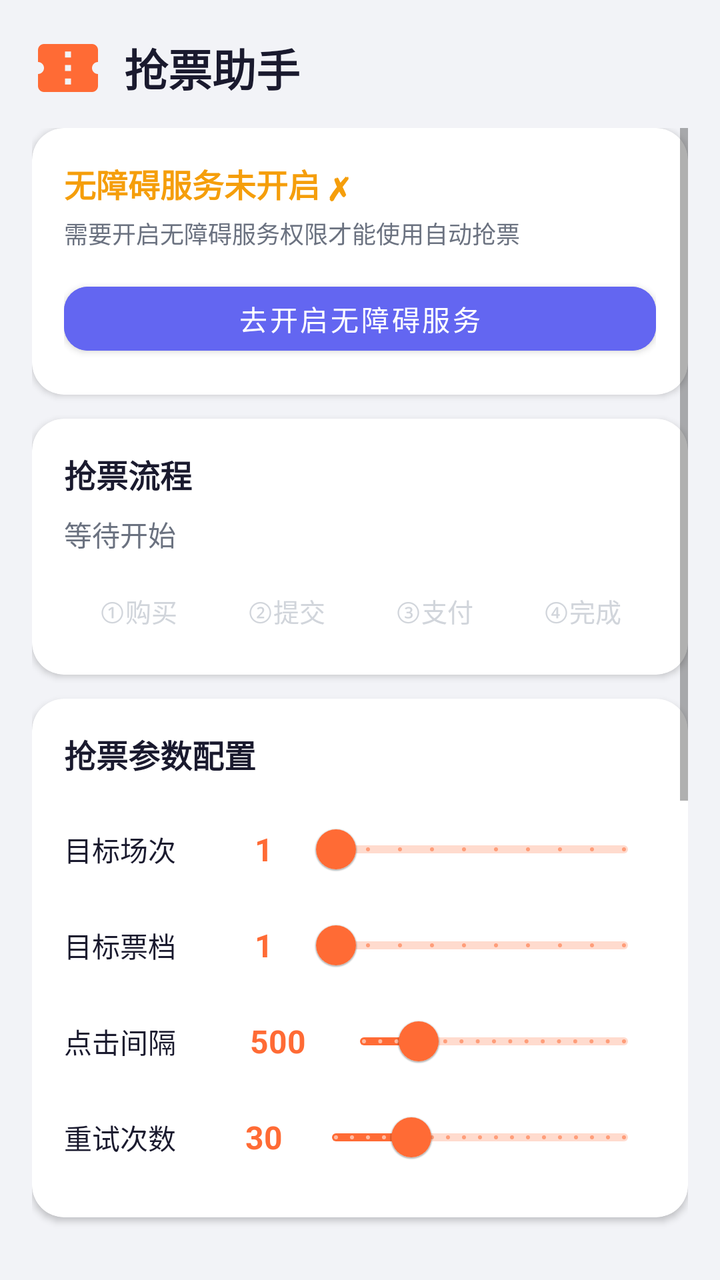
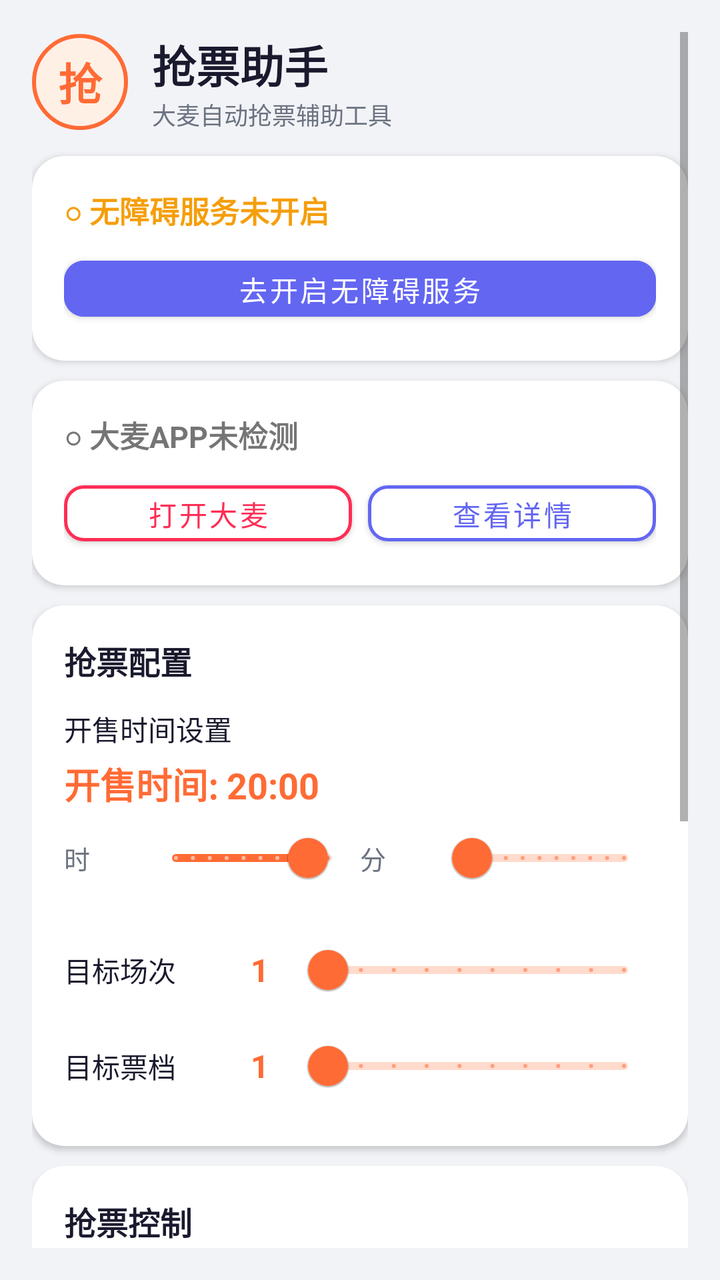

Compare the two renders of this Android layout. The source of the first and the diff that turns it into the second are given below.
<!-- AndroidManifest.xml: application theme Theme.TicketHelper -->
<!-- res/layout/activity_main.xml -->
<?xml version="1.0" encoding="utf-8"?>
<LinearLayout xmlns:android="http://schemas.android.com/apk/res/android"
    xmlns:app="http://schemas.android.com/apk/res-auto"
    android:layout_width="match_parent"
    android:layout_height="match_parent"
    android:background="#F2F3F7"
    android:orientation="vertical"
    android:padding="16dp">

    
    <LinearLayout
        android:layout_width="match_parent"
        android:layout_height="wrap_content"
        android:gravity="center_vertical"
        android:orientation="horizontal"
        android:paddingBottom="12dp">

        <ImageView
            android:layout_width="36dp"
            android:layout_height="36dp"
            android:background="@drawable/ic_ticket"
            android:contentDescription="图标" />

        <TextView
            android:layout_width="wrap_content"
            android:layout_height="wrap_content"
            android:layout_marginLeft="10dp"
            android:text="抢票助手"
            android:textColor="#1A1A2E"
            android:textSize="22sp"
            android:textStyle="bold" />
    </LinearLayout>

    <ScrollView
        android:layout_width="match_parent"
        android:layout_height="0dp"
        android:layout_weight="1">

        <LinearLayout
            android:layout_width="match_parent"
            android:layout_height="wrap_content"
            android:orientation="vertical">

            
            <androidx.cardview.widget.CardView
                android:layout_width="match_parent"
                android:layout_height="wrap_content"
                app:cardCornerRadius="16dp"
                app:cardElevation="2dp"
                app:contentPadding="16dp">

                <LinearLayout
                    android:layout_width="match_parent"
                    android:layout_height="wrap_content"
                    android:orientation="vertical">

                    <TextView
                        android:id="@+id/tv_service_status"
                        android:layout_width="wrap_content"
                        android:layout_height="wrap_content"
                        android:text="无障碍服务未开启 ✗"
                        android:textColor="#F59E0B"
                        android:textSize="16sp"
                        android:textStyle="bold" />

                    <TextView
                        android:layout_width="wrap_content"
                        android:layout_height="wrap_content"
                        android:layout_marginTop="4dp"
                        android:text="需要开启无障碍服务权限才能使用自动抢票"
                        android:textColor="#6B7280"
                        android:textSize="12sp" />

                    <com.google.android.material.button.MaterialButton
                        android:id="@+id/btn_open_settings"
                        android:layout_width="match_parent"
                        android:layout_height="44dp"
                        android:layout_marginTop="12dp"
                        android:text="去开启无障碍服务"
                        android:textColor="@android:color/white"
                        android:backgroundTint="#6366F1"
                        app:cornerRadius="12dp" />
                </LinearLayout>
            </androidx.cardview.widget.CardView>

            
            <androidx.cardview.widget.CardView
                android:layout_width="match_parent"
                android:layout_height="wrap_content"
                android:layout_marginTop="12dp"
                app:cardCornerRadius="16dp"
                app:cardElevation="2dp"
                app:contentPadding="16dp">

                <LinearLayout
                    android:layout_width="match_parent"
                    android:layout_height="wrap_content"
                    android:orientation="vertical">

                    <TextView
                        android:layout_width="wrap_content"
                        android:layout_height="wrap_content"
                        android:text="抢票流程"
                        android:textColor="#1A1A2E"
                        android:textSize="16sp"
                        android:textStyle="bold" />

                    <TextView
                        android:id="@+id/tv_step_status"
                        android:layout_width="wrap_content"
                        android:layout_height="wrap_content"
                        android:layout_marginTop="8dp"
                        android:text="等待开始"
                        android:textColor="#6B7280"
                        android:textSize="14sp" />

                    <LinearLayout
                        android:id="@+id/step_indicators"
                        android:layout_width="match_parent"
                        android:layout_height="wrap_content"
                        android:layout_marginTop="12dp"
                        android:gravity="center"
                        android:orientation="horizontal">

                        <TextView
                            android:id="@+id/step1"
                            android:layout_width="0dp"
                            android:layout_height="32dp"
                            android:layout_weight="1"
                            android:gravity="center"
                            android:text="①购买"
                            android:textColor="#D1D5DB"
                            android:textSize="13sp" />

                        <TextView
                            android:id="@+id/step2"
                            android:layout_width="0dp"
                            android:layout_height="32dp"
                            android:layout_weight="1"
                            android:gravity="center"
                            android:text="②提交"
                            android:textColor="#D1D5DB"
                            android:textSize="13sp" />

                        <TextView
                            android:id="@+id/step3"
                            android:layout_width="0dp"
                            android:layout_height="32dp"
                            android:layout_weight="1"
                            android:gravity="center"
                            android:text="③支付"
                            android:textColor="#D1D5DB"
                            android:textSize="13sp" />

                        <TextView
                            android:id="@+id/step4"
                            android:layout_width="0dp"
                            android:layout_height="32dp"
                            android:layout_weight="1"
                            android:gravity="center"
                            android:text="④完成"
                            android:textColor="#D1D5DB"
                            android:textSize="13sp" />
                    </LinearLayout>
                </LinearLayout>
            </androidx.cardview.widget.CardView>

            
            <androidx.cardview.widget.CardView
                android:layout_width="match_parent"
                android:layout_height="wrap_content"
                android:layout_marginTop="12dp"
                app:cardCornerRadius="16dp"
                app:cardElevation="2dp"
                app:contentPadding="16dp">

                <LinearLayout
                    android:layout_width="match_parent"
                    android:layout_height="wrap_content"
                    android:orientation="vertical">

                    <TextView
                        android:layout_width="wrap_content"
                        android:layout_height="wrap_content"
                        android:text="抢票参数配置"
                        android:textColor="#1A1A2E"
                        android:textSize="16sp"
                        android:textStyle="bold" />

                    
                    <LinearLayout
                        android:layout_width="match_parent"
                        android:layout_height="wrap_content"
                        android:layout_marginTop="12dp"
                        android:gravity="center_vertical"
                        android:orientation="horizontal">

                        <TextView
                            android:layout_width="80dp"
                            android:layout_height="wrap_content"
                            android:text="目标场次"
                            android:textColor="#1A1A2E"
                            android:textSize="14sp" />

                        <TextView
                            android:id="@+id/tv_session_val"
                            android:layout_width="40dp"
                            android:layout_height="wrap_content"
                            android:gravity="center"
                            android:text="1"
                            android:textColor="#FF6B35"
                            android:textSize="16sp"
                            android:textStyle="bold" />

                        <com.google.android.material.slider.Slider
                            android:id="@+id/slider_session"
                            android:layout_width="0dp"
                            android:layout_height="wrap_content"
                            android:layout_weight="1"
                            android:value="0"
                            android:valueFrom="0"
                            android:valueTo="9"
                            android:stepSize="1" />
                    </LinearLayout>

                    
                    <LinearLayout
                        android:layout_width="match_parent"
                        android:layout_height="wrap_content"
                        android:gravity="center_vertical"
                        android:orientation="horizontal">

                        <TextView
                            android:layout_width="80dp"
                            android:layout_height="wrap_content"
                            android:text="目标票档"
                            android:textColor="#1A1A2E"
                            android:textSize="14sp" />

                        <TextView
                            android:id="@+id/tv_ticket_val"
                            android:layout_width="40dp"
                            android:layout_height="wrap_content"
                            android:gravity="center"
                            android:text="1"
                            android:textColor="#FF6B35"
                            android:textSize="16sp"
                            android:textStyle="bold" />

                        <com.google.android.material.slider.Slider
                            android:id="@+id/slider_ticket"
                            android:layout_width="0dp"
                            android:layout_height="wrap_content"
                            android:layout_weight="1"
                            android:value="0"
                            android:valueFrom="0"
                            android:valueTo="9"
                            android:stepSize="1" />
                    </LinearLayout>

                    
                    <LinearLayout
                        android:layout_width="match_parent"
                        android:layout_height="wrap_content"
                        android:gravity="center_vertical"
                        android:orientation="horizontal">

                        <TextView
                            android:layout_width="80dp"
                            android:layout_height="wrap_content"
                            android:text="点击间隔"
                            android:textColor="#1A1A2E"
                            android:textSize="14sp" />

                        <TextView
                            android:id="@+id/tv_interval_val"
                            android:layout_width="54dp"
                            android:layout_height="wrap_content"
                            android:gravity="center"
                            android:text="500"
                            android:textColor="#FF6B35"
                            android:textSize="16sp"
                            android:textStyle="bold" />

                        <com.google.android.material.slider.Slider
                            android:id="@+id/slider_interval"
                            android:layout_width="0dp"
                            android:layout_height="wrap_content"
                            android:layout_weight="1"
                            android:value="500"
                            android:valueFrom="100"
                            android:valueTo="2000"
                            android:stepSize="100" />
                    </LinearLayout>

                    
                    <LinearLayout
                        android:layout_width="match_parent"
                        android:layout_height="wrap_content"
                        android:gravity="center_vertical"
                        android:orientation="horizontal">

                        <TextView
                            android:layout_width="80dp"
                            android:layout_height="wrap_content"
                            android:text="重试次数"
                            android:textColor="#1A1A2E"
                            android:textSize="14sp" />

                        <TextView
                            android:id="@+id/tv_retry_val"
                            android:layout_width="40dp"
                            android:layout_height="wrap_content"
                            android:gravity="center"
                            android:text="30"
                            android:textColor="#FF6B35"
                            android:textSize="16sp"
                            android:textStyle="bold" />

                        <com.google.android.material.slider.Slider
                            android:id="@+id/slider_retry"
                            android:layout_width="0dp"
                            android:layout_height="wrap_content"
                            android:layout_weight="1"
                            android:value="30"
                            android:valueFrom="5"
                            android:valueTo="100"
                            android:stepSize="5" />
                    </LinearLayout>

                </LinearLayout>
            </androidx.cardview.widget.CardView>

            
            <LinearLayout
                android:layout_width="match_parent"
                android:layout_height="wrap_content"
                android:layout_marginTop="12dp"
                android:orientation="horizontal">

                <com.google.android.material.button.MaterialButton
                    android:id="@+id/btn_open_damai"
                    android:layout_width="0dp"
                    android:layout_height="48dp"
                    android:layout_marginRight="6dp"
                    android:layout_weight="1"
                    android:text="打开大麦"
                    android:textColor="#FF2D55"
                    android:backgroundTint="@android:color/white"
                    app:cornerRadius="12dp"
                    app:strokeColor="#FF2D55"
                    app:strokeWidth="1.5dp" />

                <com.google.android.material.button.MaterialButton
                    android:id="@+id/btn_start_stop"
                    android:layout_width="0dp"
                    android:layout_height="48dp"
                    android:layout_marginLeft="6dp"
                    android:layout_weight="1"
                    android:enabled="false"
                    android:text="开始抢票"
                    android:textColor="@android:color/white"
                    android:backgroundTint="#D1D5DB"
                    app:cornerRadius="12dp" />
            </LinearLayout>

            
            <com.google.android.material.button.MaterialButton
                android:id="@+id/btn_float_toggle"
                android:layout_width="match_parent"
                android:layout_height="44dp"
                android:layout_marginTop="8dp"
                android:text="开启悬浮按钮"
                android:textColor="@android:color/white"
                android:backgroundTint="#6366F1"
                app:cornerRadius="12dp" />

            
            <androidx.cardview.widget.CardView
                android:layout_width="match_parent"
                android:layout_height="wrap_content"
                android:layout_marginTop="12dp"
                app:cardCornerRadius="16dp"
                app:cardElevation="2dp"
                app:contentPadding="16dp">

                <LinearLayout
                    android:layout_width="match_parent"
                    android:layout_height="wrap_content"
                    android:orientation="vertical">

                    <TextView
                        android:layout_width="wrap_content"
                        android:layout_height="wrap_content"
                        android:text="运行日志"
                        android:textColor="#1A1A2E"
                        android:textSize="16sp"
                        android:textStyle="bold" />

                    <TextView
                        android:id="@+id/tv_log"
                        android:layout_width="match_parent"
                        android:layout_height="200dp"
                        android:layout_marginTop="8dp"
                        android:background="#F9FAFB"
                        android:gravity="top"
                        android:lineSpacingExtra="4dp"
                        android:padding="12dp"
                        android:text="暂无日志"
                        android:textColor="#6B7280"
                        android:textSize="12sp" />
                </LinearLayout>
            </androidx.cardview.widget.CardView>

        </LinearLayout>
    </ScrollView>

</LinearLayout>
<!-- resources referenced by this layout -->
<resources>
  <!-- drawable ic_ticket (drawable) -->
  <?xml version="1.0" encoding="utf-8"?>
  <vector xmlns:android="http://schemas.android.com/apk/res/android"
      android:width="36dp"
      android:height="36dp"
      android:viewportWidth="24"
      android:viewportHeight="24">
      <path
          android:fillColor="#FF6B35"
          android:pathData="M22,10V6c0,-1.1 -0.9,-2 -2,-2H4C2.9,4 2,4.9 2,6v4c1.1,0 2,0.9 2,2s-0.9,2 -2,2v4c0,1.1 0.9,2 2,2h16c1.1,0 2,-0.9 2,-2v-4c-1.1,0 -2,-0.9 -2,-2s0.9,-2 2,-2zM13,17.5h-2v-2h2v2zM13,13h-2v-2h2v2zM13,8.5h-2v-2h2v2z" />
  </vector>
  <style name="Theme.TicketHelper" parent="Theme.MaterialComponents.DayNight.NoActionBar">
          <item name="colorPrimary">@color/primary</item>
          <item name="colorPrimaryVariant">@color/primary_dark</item>
          <item name="colorOnPrimary">#FFFFFF</item>
          <item name="colorSecondary">@color/secondary</item>
          <item name="android:statusBarColor">#FFFFFF</item>
          <item name="android:windowLightStatusBar">true</item>
      </style>
  <color name="primary">#FF6B35</color>
  <color name="primary_dark">#E55A25</color>
  <color name="secondary">#6366F1</color>
</resources>

<!-- the commit's change to res/layout/activity_main.xml (unified diff, before → after) -->
@@ -1,418 +1,413 @@
 <?xml version="1.0" encoding="utf-8"?>
-<LinearLayout xmlns:android="http://schemas.android.com/apk/res/android"
+<ScrollView xmlns:android="http://schemas.android.com/apk/res/android"
     xmlns:app="http://schemas.android.com/apk/res-auto"
     android:layout_width="match_parent"
     android:layout_height="match_parent"
     android:background="#F2F3F7"
-    android:orientation="vertical"
     android:padding="16dp">
 
-    
     <LinearLayout
         android:layout_width="match_parent"
         android:layout_height="wrap_content"
-        android:gravity="center_vertical"
-        android:orientation="horizontal"
-        android:paddingBottom="12dp">
-
-        <ImageView
-            android:layout_width="36dp"
-            android:layout_height="36dp"
-            android:background="@drawable/ic_ticket"
-            android:contentDescription="图标" />
-
-        <TextView
-            android:layout_width="wrap_content"
-            android:layout_height="wrap_content"
-            android:layout_marginLeft="10dp"
-            android:text="抢票助手"
-            android:textColor="#1A1A2E"
-            android:textSize="22sp"
-            android:textStyle="bold" />
-    </LinearLayout>
-
-    <ScrollView
-        android:layout_width="match_parent"
-        android:layout_height="0dp"
-        android:layout_weight="1">
-
+        android:orientation="vertical">
+
+        
         <LinearLayout
             android:layout_width="match_parent"
             android:layout_height="wrap_content"
-            android:orientation="vertical">
-
-            
-            <androidx.cardview.widget.CardView
+            android:gravity="center_vertical"
+            android:orientation="horizontal"
+            android:paddingBottom="12dp">
+
+            <TextView
+                android:layout_width="48dp"
+                android:layout_height="48dp"
+                android:background="@drawable/float_bg"
+                android:gravity="center"
+                android:text="抢"
+                android:textColor="#FF6B35"
+                android:textSize="22sp"
+                android:textStyle="bold" />
+
+            <LinearLayout
+                android:layout_width="wrap_content"
+                android:layout_height="wrap_content"
+                android:layout_marginLeft="12dp"
+                android:orientation="vertical">
+
+                <TextView
+                    android:layout_width="wrap_content"
+                    android:layout_height="wrap_content"
+                    android:text="抢票助手"
+                    android:textColor="#1A1A2E"
+                    android:textSize="22sp"
+                    android:textStyle="bold" />
+
+                <TextView
+                    android:layout_width="wrap_content"
+                    android:layout_height="wrap_content"
+                    android:text="大麦自动抢票辅助工具"
+                    android:textColor="#6B7280"
+                    android:textSize="12sp" />
+            </LinearLayout>
+        </LinearLayout>
+
+        
+        <androidx.cardview.widget.CardView
+            android:layout_width="match_parent"
+            android:layout_height="wrap_content"
+            app:cardCornerRadius="16dp"
+            app:cardElevation="2dp"
+            app:contentPadding="16dp">
+
+            <LinearLayout
                 android:layout_width="match_parent"
                 android:layout_height="wrap_content"
-                app:cardCornerRadius="16dp"
-                app:cardElevation="2dp"
-                app:contentPadding="16dp">
+                android:orientation="vertical">
+
+                <TextView
+                    android:id="@+id/tv_service_status"
+                    android:layout_width="wrap_content"
+                    android:layout_height="wrap_content"
+                    android:text="○ 无障碍服务未开启"
+                    android:textColor="#F59E0B"
+                    android:textSize="15sp"
+                    android:textStyle="bold" />
+
+                <com.google.android.material.button.MaterialButton
+                    android:id="@+id/btn_open_settings"
+                    android:layout_width="match_parent"
+                    android:layout_height="40dp"
+                    android:layout_marginTop="8dp"
+                    android:text="去开启无障碍服务"
+                    android:textColor="@android:color/white"
+                    android:backgroundTint="#6366F1"
+                    app:cornerRadius="10dp" />
+            </LinearLayout>
+        </androidx.cardview.widget.CardView>
+
+        
+        <androidx.cardview.widget.CardView
+            android:layout_width="match_parent"
+            android:layout_height="wrap_content"
+            android:layout_marginTop="10dp"
+            app:cardCornerRadius="16dp"
+            app:cardElevation="2dp"
+            app:contentPadding="16dp">
+
+            <LinearLayout
+                android:layout_width="match_parent"
+                android:layout_height="wrap_content"
+                android:orientation="vertical">
+
+                <TextView
+                    android:id="@+id/tv_damai_status"
+                    android:layout_width="wrap_content"
+                    android:layout_height="wrap_content"
+                    android:text="○ 大麦APP未检测"
+                    android:textSize="15sp"
+                    android:textStyle="bold" />
 
                 <LinearLayout
                     android:layout_width="match_parent"
                     android:layout_height="wrap_content"
-                    android:orientation="vertical">
-
-                    <TextView
-                        android:id="@+id/tv_service_status"
-                        android:layout_width="wrap_content"
-                        android:layout_height="wrap_content"
-                        android:text="无障碍服务未开启 ✗"
-                        android:textColor="#F59E0B"
+                    android:layout_marginTop="8dp"
+                    android:orientation="horizontal">
+
+                    <com.google.android.material.button.MaterialButton
+                        android:id="@+id/btn_open_damai"
+                        android:layout_width="0dp"
+                        android:layout_height="40dp"
+                        android:layout_weight="1"
+                        android:layout_marginRight="4dp"
+                        android:text="打开大麦"
+                        android:textColor="#FF2D55"
+                        android:backgroundTint="@android:color/white"
+                        app:cornerRadius="10dp"
+                        app:strokeColor="#FF2D55"
+                        app:strokeWidth="1.5dp" />
+
+                    <com.google.android.material.button.MaterialButton
+                        android:id="@+id/btn_open_damai_info"
+                        android:layout_width="0dp"
+                        android:layout_height="40dp"
+                        android:layout_weight="1"
+                        android:layout_marginLeft="4dp"
+                        android:text="查看详情"
+                        android:textColor="#6366F1"
+                        android:backgroundTint="@android:color/white"
+                        app:cornerRadius="10dp"
+                        app:strokeColor="#6366F1"
+                        app:strokeWidth="1.5dp" />
+                </LinearLayout>
+            </LinearLayout>
+        </androidx.cardview.widget.CardView>
+
+        
+        <androidx.cardview.widget.CardView
+            android:layout_width="match_parent"
+            android:layout_height="wrap_content"
+            android:layout_marginTop="10dp"
+            app:cardCornerRadius="16dp"
+            app:cardElevation="2dp"
+            app:contentPadding="16dp">
+
+            <LinearLayout
+                android:layout_width="match_parent"
+                android:layout_height="wrap_content"
+                android:orientation="vertical">
+
+                <TextView
+                    android:layout_width="wrap_content"
+                    android:layout_height="wrap_content"
+                    android:text="抢票配置"
+                    android:textColor="#1A1A2E"
+                    android:textSize="16sp"
+                    android:textStyle="bold" />
+
+                
+                <TextView
+                    android:layout_width="wrap_content"
+                    android:layout_height="wrap_content"
+                    android:layout_marginTop="12dp"
+                    android:text="开售时间设置"
+                    android:textColor="#1A1A2E"
+                    android:textSize="14sp" />
+
+                <TextView
+                    android:id="@+id/tv_time_display"
+                    android:layout_width="wrap_content"
+                    android:layout_height="wrap_content"
+                    android:layout_marginTop="4dp"
+                    android:text="开售时间: 20:00"
+                    android:textColor="#FF6B35"
+                    android:textSize="18sp"
+                    android:textStyle="bold" />
+
+                <LinearLayout
+                    android:layout_width="match_parent"
+                    android:layout_height="wrap_content"
+                    android:gravity="center_vertical"
+                    android:orientation="horizontal">
+
+                    <TextView
+                        android:layout_width="40dp"
+                        android:layout_height="wrap_content"
+                        android:text="时"
+                        android:textColor="#6B7280"
+                        android:textSize="13sp" />
+
+                    <com.google.android.material.slider.Slider
+                        android:id="@+id/slider_hour"
+                        android:layout_width="0dp"
+                        android:layout_height="wrap_content"
+                        android:layout_weight="1"
+                        android:value="20"
+                        android:valueFrom="0"
+                        android:valueTo="23"
+                        android:stepSize="1" />
+
+                    <TextView
+                        android:layout_width="40dp"
+                        android:layout_height="wrap_content"
+                        android:text="分"
+                        android:textColor="#6B7280"
+                        android:textSize="13sp" />
+
+                    <com.google.android.material.slider.Slider
+                        android:id="@+id/slider_minute"
+                        android:layout_width="0dp"
+                        android:layout_height="wrap_content"
+                        android:layout_weight="1"
+                        android:value="0"
+                        android:valueFrom="0"
+                        android:valueTo="59"
+                        android:stepSize="1" />
+                </LinearLayout>
+
+                
+                <LinearLayout
+                    android:layout_width="match_parent"
+                    android:layout_height="wrap_content"
+                    android:layout_marginTop="8dp"
+                    android:gravity="center_vertical"
+                    android:orientation="horizontal">
+
+                    <TextView
+                        android:layout_width="80dp"
+                        android:layout_height="wrap_content"
+                        android:text="目标场次"
+                        android:textColor="#1A1A2E"
+                        android:textSize="14sp" />
+
+                    <TextView
+                        android:id="@+id/tv_session_val"
+                        android:layout_width="36dp"
+                        android:layout_height="wrap_content"
+                        android:gravity="center"
+                        android:text="1"
+                        android:textColor="#FF6B35"
                         android:textSize="16sp"
                         android:textStyle="bold" />
 
-                    <TextView
-                        android:layout_width="wrap_content"
-                        android:layout_height="wrap_content"
-                        android:layout_marginTop="4dp"
-                        android:text="需要开启无障碍服务权限才能使用自动抢票"
-                        android:textColor="#6B7280"
-                        android:textSize="12sp" />
+                    <com.google.android.material.slider.Slider
+                        android:id="@+id/slider_session"
+                        android:layout_width="0dp"
+                        android:layout_height="wrap_content"
+                        android:layout_weight="1"
+                        android:value="0"
+                        android:valueFrom="0"
+                        android:valueTo="9"
+                        android:stepSize="1" />
+                </LinearLayout>
+
+                
+                <LinearLayout
+                    android:layout_width="match_parent"
+                    android:layout_height="wrap_content"
+                    android:gravity="center_vertical"
+                    android:orientation="horizontal">
+
+                    <TextView
+                        android:layout_width="80dp"
+                        android:layout_height="wrap_content"
+                        android:text="目标票档"
+                        android:textColor="#1A1A2E"
+                        android:textSize="14sp" />
+
+                    <TextView
+                        android:id="@+id/tv_ticket_val"
+                        android:layout_width="36dp"
+                        android:layout_height="wrap_content"
+                        android:gravity="center"
+                        android:text="1"
+                        android:textColor="#FF6B35"
+                        android:textSize="16sp"
+                        android:textStyle="bold" />
+
+                    <com.google.android.material.slider.Slider
+                        android:id="@+id/slider_ticket"
+                        android:layout_width="0dp"
+                        android:layout_height="wrap_content"
+                        android:layout_weight="1"
+                        android:value="0"
+                        android:valueFrom="0"
+                        android:valueTo="9"
+                        android:stepSize="1" />
+                </LinearLayout>
+
+            </LinearLayout>
+        </androidx.cardview.widget.CardView>
+
+        
+        <androidx.cardview.widget.CardView
+            android:layout_width="match_parent"
+            android:layout_height="wrap_content"
+            android:layout_marginTop="10dp"
+            app:cardCornerRadius="16dp"
+            app:cardElevation="2dp"
+            app:contentPadding="16dp">
+
+            <LinearLayout
+                android:layout_width="match_parent"
+                android:layout_height="wrap_content"
+                android:orientation="vertical">
+
+                <TextView
+                    android:layout_width="wrap_content"
+                    android:layout_height="wrap_content"
+                    android:text="抢票控制"
+                    android:textColor="#1A1A2E"
+                    android:textSize="16sp"
+                    android:textStyle="bold" />
+
+                <TextView
+                    android:id="@+id/tv_countdown"
+                    android:layout_width="wrap_content"
+                    android:layout_height="wrap_content"
+                    android:layout_marginTop="4dp"
+                    android:text=""
+                    android:textColor="#FF6B35"
+                    android:textSize="16sp"
+                    android:textStyle="bold" />
+
+                <TextView
+                    android:id="@+id/tv_step_status"
+                    android:layout_width="wrap_content"
+                    android:layout_height="wrap_content"
+                    android:layout_marginTop="2dp"
+                    android:text="待命"
+                    android:textColor="#6B7280"
+                    android:textSize="13sp" />
+
+                <LinearLayout
+                    android:layout_width="match_parent"
+                    android:layout_height="wrap_content"
+                    android:layout_marginTop="12dp"
+                    android:orientation="horizontal">
 
                     <com.google.android.material.button.MaterialButton
-                        android:id="@+id/btn_open_settings"
-                        android:layout_width="match_parent"
-                        android:layout_height="44dp"
-                        android:layout_marginTop="12dp"
-                        android:text="去开启无障碍服务"
+                        android:id="@+id/btn_start_scheduled"
+                        android:layout_width="0dp"
+                        android:layout_height="48dp"
+                        android:layout_weight="1"
+                        android:layout_marginRight="4dp"
+                        android:text="定时抢票"
                         android:textColor="@android:color/white"
                         android:backgroundTint="#6366F1"
                         app:cornerRadius="12dp" />
+
+                    <com.google.android.material.button.MaterialButton
+                        android:id="@+id/btn_start_now"
+                        android:layout_width="0dp"
+                        android:layout_height="48dp"
+                        android:layout_weight="1"
+                        android:layout_marginLeft="4dp"
+                        android:text="立即抢票"
+                        android:textColor="@android:color/white"
+                        android:backgroundTint="#FF2D55"
+                        app:cornerRadius="12dp" />
                 </LinearLayout>
-            </androidx.cardview.widget.CardView>
-
-            
-            <androidx.cardview.widget.CardView
+            </LinearLayout>
+        </androidx.cardview.widget.CardView>
+
+        
+        <androidx.cardview.widget.CardView
+            android:layout_width="match_parent"
+            android:layout_height="wrap_content"
+            android:layout_marginTop="10dp"
+            android:layout_marginBottom="20dp"
+            app:cardCornerRadius="16dp"
+            app:cardElevation="2dp"
+            app:contentPadding="12dp">
+
+            <LinearLayout
                 android:layout_width="match_parent"
                 android:layout_height="wrap_content"
-                android:layout_marginTop="12dp"
-                app:cardCornerRadius="16dp"
-                app:cardElevation="2dp"
-                app:contentPadding="16dp">
-
-                <LinearLayout
-                    android:layout_width="match_parent"
-                    android:layout_height="wrap_content"
-                    android:orientation="vertical">
-
-                    <TextView
-                        android:layout_width="wrap_content"
-                        android:layout_height="wrap_content"
-                        android:text="抢票流程"
-                        android:textColor="#1A1A2E"
-                        android:textSize="16sp"
-                        android:textStyle="bold" />
-
-                    <TextView
-                        android:id="@+id/tv_step_status"
-                        android:layout_width="wrap_content"
-                        android:layout_height="wrap_content"
-                        android:layout_marginTop="8dp"
-                        android:text="等待开始"
-                        android:textColor="#6B7280"
-                        android:textSize="14sp" />
-
-                    <LinearLayout
-                        android:id="@+id/step_indicators"
-                        android:layout_width="match_parent"
-                        android:layout_height="wrap_content"
-                        android:layout_marginTop="12dp"
-                        android:gravity="center"
-                        android:orientation="horizontal">
-
-                        <TextView
-                            android:id="@+id/step1"
-                            android:layout_width="0dp"
-                            android:layout_height="32dp"
-                            android:layout_weight="1"
-                            android:gravity="center"
-                            android:text="①购买"
-                            android:textColor="#D1D5DB"
-                            android:textSize="13sp" />
-
-                        <TextView
-                            android:id="@+id/step2"
-                            android:layout_width="0dp"
-                            android:layout_height="32dp"
-                            android:layout_weight="1"
-                            android:gravity="center"
-                            android:text="②提交"
-                            android:textColor="#D1D5DB"
-                            android:textSize="13sp" />
-
-                        <TextView
-                            android:id="@+id/step3"
-                            android:layout_width="0dp"
-                            android:layout_height="32dp"
-                            android:layout_weight="1"
-                            android:gravity="center"
-                            android:text="③支付"
-                            android:textColor="#D1D5DB"
-                            android:textSize="13sp" />
-
-                        <TextView
-                            android:id="@+id/step4"
-                            android:layout_width="0dp"
-                            android:layout_height="32dp"
-                            android:layout_weight="1"
-                            android:gravity="center"
-                            android:text="④完成"
-                            android:textColor="#D1D5DB"
-                            android:textSize="13sp" />
-                    </LinearLayout>
-                </LinearLayout>
-            </androidx.cardview.widget.CardView>
-
-            
-            <androidx.cardview.widget.CardView
-                android:layout_width="match_parent"
-                android:layout_height="wrap_content"
-                android:layout_marginTop="12dp"
-                app:cardCornerRadius="16dp"
-                app:cardElevation="2dp"
-                app:contentPadding="16dp">
-
-                <LinearLayout
-                    android:layout_width="match_parent"
-                    android:layout_height="wrap_content"
-                    android:orientation="vertical">
-
-                    <TextView
-                        android:layout_width="wrap_content"
-                        android:layout_height="wrap_content"
-                        android:text="抢票参数配置"
-                        android:textColor="#1A1A2E"
-                        android:textSize="16sp"
-                        android:textStyle="bold" />
-
-                    
-                    <LinearLayout
-                        android:layout_width="match_parent"
-                        android:layout_height="wrap_content"
-                        android:layout_marginTop="12dp"
-                        android:gravity="center_vertical"
-                        android:orientation="horizontal">
-
-                        <TextView
-                            android:layout_width="80dp"
-                            android:layout_height="wrap_content"
-                            android:text="目标场次"
-                            android:textColor="#1A1A2E"
-                            android:textSize="14sp" />
-
-                        <TextView
-                            android:id="@+id/tv_session_val"
-                            android:layout_width="40dp"
-                            android:layout_height="wrap_content"
-                            android:gravity="center"
-                            android:text="1"
-                            android:textColor="#FF6B35"
-                            android:textSize="16sp"
-                            android:textStyle="bold" />
-
-                        <com.google.android.material.slider.Slider
-                            android:id="@+id/slider_session"
-                            android:layout_width="0dp"
-                            android:layout_height="wrap_content"
-                            android:layout_weight="1"
-                            android:value="0"
-                            android:valueFrom="0"
-                            android:valueTo="9"
-                            android:stepSize="1" />
-                    </LinearLayout>
-
-                    
-                    <LinearLayout
-                        android:layout_width="match_parent"
-                        android:layout_height="wrap_content"
-                        android:gravity="center_vertical"
-                        android:orientation="horizontal">
-
-                        <TextView
-                            android:layout_width="80dp"
-                            android:layout_height="wrap_content"
-                            android:text="目标票档"
-                            android:textColor="#1A1A2E"
-                            android:textSize="14sp" />
-
-                        <TextView
-                            android:id="@+id/tv_ticket_val"
-                            android:layout_width="40dp"
-                            android:layout_height="wrap_content"
-                            android:gravity="center"
-                            android:text="1"
-                            android:textColor="#FF6B35"
-                            android:textSize="16sp"
-                            android:textStyle="bold" />
-
-                        <com.google.android.material.slider.Slider
-                            android:id="@+id/slider_ticket"
-                            android:layout_width="0dp"
-                            android:layout_height="wrap_content"
-                            android:layout_weight="1"
-                            android:value="0"
-                            android:valueFrom="0"
-                            android:valueTo="9"
-                            android:stepSize="1" />
-                    </LinearLayout>
-
-                    
-                    <LinearLayout
-                        android:layout_width="match_parent"
-                        android:layout_height="wrap_content"
-                        android:gravity="center_vertical"
-                        android:orientation="horizontal">
-
-                        <TextView
-                            android:layout_width="80dp"
-                            android:layout_height="wrap_content"
-                            android:text="点击间隔"
-                            android:textColor="#1A1A2E"
-                            android:textSize="14sp" />
-
-                        <TextView
-                            android:id="@+id/tv_interval_val"
-                            android:layout_width="54dp"
-                            android:layout_height="wrap_content"
-                            android:gravity="center"
-                            android:text="500"
-                            android:textColor="#FF6B35"
-                            android:textSize="16sp"
-                            android:textStyle="bold" />
-
-                        <com.google.android.material.slider.Slider
-                            android:id="@+id/slider_interval"
-                            android:layout_width="0dp"
-                            android:layout_height="wrap_content"
-                            android:layout_weight="1"
-                            android:value="500"
-                            android:valueFrom="100"
-                            android:valueTo="2000"
-                            android:stepSize="100" />
-                    </LinearLayout>
-
-                    
-                    <LinearLayout
-                        android:layout_width="match_parent"
-                        android:layout_height="wrap_content"
-                        android:gravity="center_vertical"
-                        android:orientation="horizontal">
-
-                        <TextView
-                            android:layout_width="80dp"
-                            android:layout_height="wrap_content"
-                            android:text="重试次数"
-                            android:textColor="#1A1A2E"
-                            android:textSize="14sp" />
-
-                        <TextView
-                            android:id="@+id/tv_retry_val"
-                            android:layout_width="40dp"
-                            android:layout_height="wrap_content"
-                            android:gravity="center"
-                            android:text="30"
-                            android:textColor="#FF6B35"
-                            android:textSize="16sp"
-                            android:textStyle="bold" />
-
-                        <com.google.android.material.slider.Slider
-                            android:id="@+id/slider_retry"
-                            android:layout_width="0dp"
-                            android:layout_height="wrap_content"
-                            android:layout_weight="1"
-                            android:value="30"
-                            android:valueFrom="5"
-                            android:valueTo="100"
-                            android:stepSize="5" />
-                    </LinearLayout>
-
-                </LinearLayout>
-            </androidx.cardview.widget.CardView>
-
-            
-            <LinearLayout
-                android:layout_width="match_parent"
-                android:layout_height="wrap_content"
-                android:layout_marginTop="12dp"
-                android:orientation="horizontal">
-
-                <com.google.android.material.button.MaterialButton
-                    android:id="@+id/btn_open_damai"
-                    android:layout_width="0dp"
-                    android:layout_height="48dp"
-                    android:layout_marginRight="6dp"
-                    android:layout_weight="1"
-                    android:text="打开大麦"
-                    android:textColor="#FF2D55"
-                    android:backgroundTint="@android:color/white"
-                    app:cornerRadius="12dp"
-                    app:strokeColor="#FF2D55"
-                    app:strokeWidth="1.5dp" />
-
-                <com.google.android.material.button.MaterialButton
-                    android:id="@+id/btn_start_stop"
-                    android:layout_width="0dp"
-                    android:layout_height="48dp"
-                    android:layout_marginLeft="6dp"
-                    android:layout_weight="1"
-                    android:enabled="false"
-                    android:text="开始抢票"
-                    android:textColor="@android:color/white"
-                    android:backgroundTint="#D1D5DB"
-                    app:cornerRadius="12dp" />
-            </LinearLayout>
-
-            
-            <com.google.android.material.button.MaterialButton
-                android:id="@+id/btn_float_toggle"
-                android:layout_width="match_parent"
-                android:layout_height="44dp"
-                android:layout_marginTop="8dp"
-                android:text="开启悬浮按钮"
-                android:textColor="@android:color/white"
-                android:backgroundTint="#6366F1"
-                app:cornerRadius="12dp" />
-
-            
-            <androidx.cardview.widget.CardView
-                android:layout_width="match_parent"
-                android:layout_height="wrap_content"
-                android:layout_marginTop="12dp"
-                app:cardCornerRadius="16dp"
-                app:cardElevation="2dp"
-                app:contentPadding="16dp">
-
-                <LinearLayout
-                    android:layout_width="match_parent"
-                    android:layout_height="wrap_content"
-                    android:orientation="vertical">
-
-                    <TextView
-                        android:layout_width="wrap_content"
-                        android:layout_height="wrap_content"
-                        android:text="运行日志"
-                        android:textColor="#1A1A2E"
-                        android:textSize="16sp"
-                        android:textStyle="bold" />
-
-                    <TextView
-                        android:id="@+id/tv_log"
-                        android:layout_width="match_parent"
-                        android:layout_height="200dp"
-                        android:layout_marginTop="8dp"
-                        android:background="#F9FAFB"
-                        android:gravity="top"
-                        android:lineSpacingExtra="4dp"
-                        android:padding="12dp"
-                        android:text="暂无日志"
-                        android:textColor="#6B7280"
-                        android:textSize="12sp" />
-                </LinearLayout>
-            </androidx.cardview.widget.CardView>
-
-        </LinearLayout>
-    </ScrollView>
-
-</LinearLayout>
+                android:orientation="vertical">
+
+                <TextView
+                    android:layout_width="wrap_content"
+                    android:layout_height="wrap_content"
+                    android:text="运行日志"
+                    android:textColor="#1A1A2E"
+                    android:textSize="14sp"
+                    android:textStyle="bold" />
+
+                <TextView
+                    android:id="@+id/tv_log"
+                    android:layout_width="match_parent"
+                    android:layout_height="160dp"
+                    android:layout_marginTop="6dp"
+                    android:background="#F9FAFB"
+                    android:gravity="top"
+                    android:lineSpacingExtra="3dp"
+                    android:padding="10dp"
+                    android:text="暂无日志"
+                    android:textColor="#6B7280"
+                    android:textSize="12sp" />
+            </LinearLayout>
+        </androidx.cardview.widget.CardView>
+
+    </LinearLayout>
+</ScrollView>
<!-- resource entries referenced after the edit -->
@@ -1,26 +1,19 @@
 <!-- resources referenced by this layout -->
 <resources>
-  <!-- drawable ic_ticket (drawable) -->
+  <!-- drawable float_bg (drawable) -->
   <?xml version="1.0" encoding="utf-8"?>
-  <vector xmlns:android="http://schemas.android.com/apk/res/android"
-      android:width="36dp"
-      android:height="36dp"
-      android:viewportWidth="24"
-      android:viewportHeight="24">
-      <path
-          android:fillColor="#FF6B35"
-          android:pathData="M22,10V6c0,-1.1 -0.9,-2 -2,-2H4C2.9,4 2,4.9 2,6v4c1.1,0 2,0.9 2,2s-0.9,2 -2,2v4c0,1.1 0.9,2 2,2h16c1.1,0 2,-0.9 2,-2v-4c-1.1,0 -2,-0.9 -2,-2s0.9,-2 2,-2zM13,17.5h-2v-2h2v2zM13,13h-2v-2h2v2zM13,8.5h-2v-2h2v2z" />
-  </vector>
+  <shape xmlns:android="http://schemas.android.com/apk/res/android"
+      android:shape="oval">
+      <solid android:color="#FFF0E6" />
+      <stroke android:color="#FF6B35" android:width="2dp" />
+      <size android:width="48dp" android:height="48dp" />
+  </shape>
   <style name="Theme.TicketHelper" parent="Theme.MaterialComponents.DayNight.NoActionBar">
           <item name="colorPrimary">@color/primary</item>
-          <item name="colorPrimaryVariant">@color/primary_dark</item>
           <item name="colorOnPrimary">#FFFFFF</item>
-          <item name="colorSecondary">@color/secondary</item>
           <item name="android:statusBarColor">#FFFFFF</item>
           <item name="android:windowLightStatusBar">true</item>
       </style>
   <color name="primary">#FF6B35</color>
-  <color name="primary_dark">#E55A25</color>
-  <color name="secondary">#6366F1</color>
 </resources>
 
